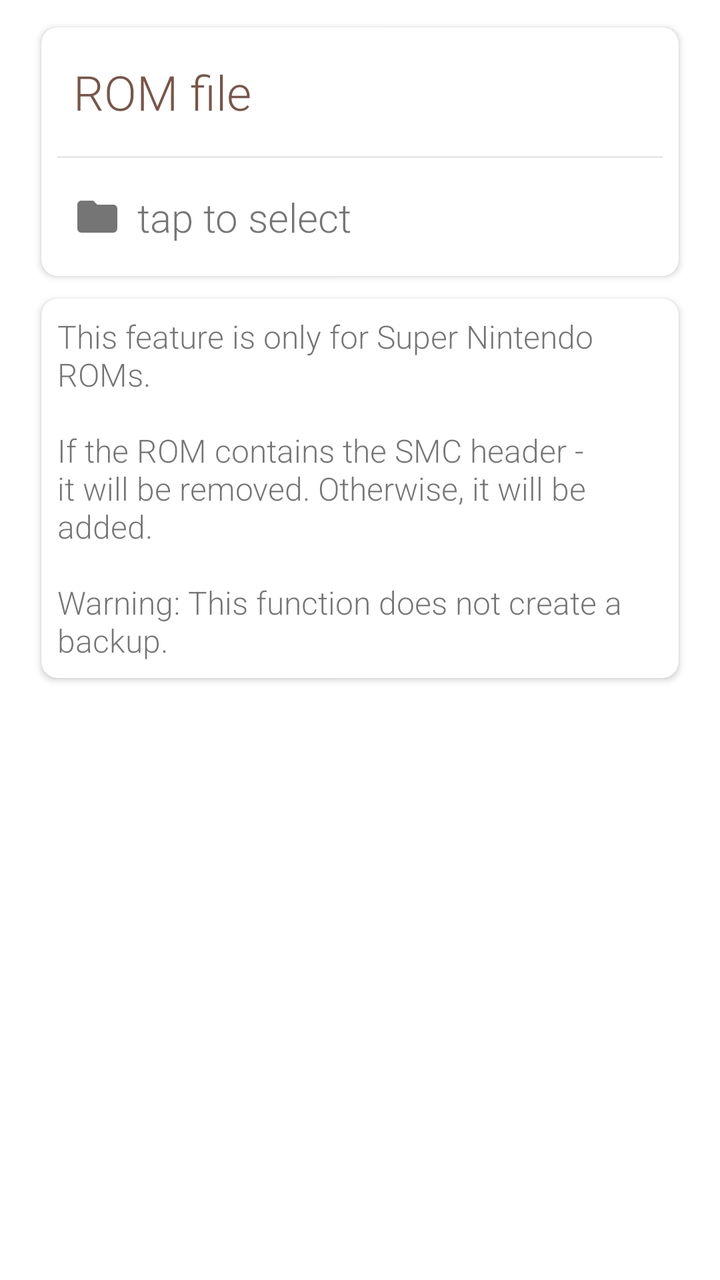
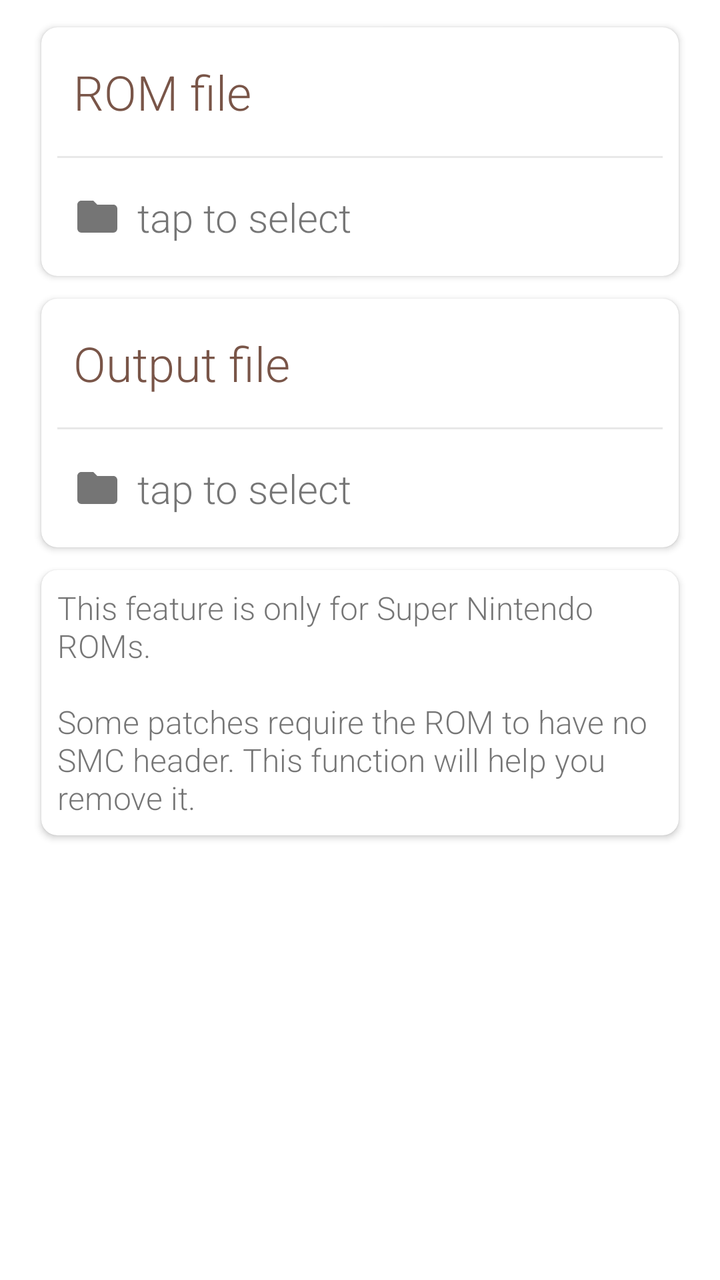

Two renders of the same Android screen: before a commit and after it. Below are the layout's source before the change and the commit's diff.
<!-- AndroidManifest.xml: application theme AppTheme.NoActionBar -->
<!-- res/layout/snes_smc_header_fragment.xml -->
<?xml version="1.0" encoding="utf-8"?>
<ScrollView
    xmlns:android="http://schemas.android.com/apk/res/android"
    xmlns:app="http://schemas.android.com/apk/res-auto"
    android:layout_width="match_parent"
    android:layout_height="match_parent"
    android:layout_alignParentTop="true">

    <LinearLayout
        style="@style/CardsHolder">

        <androidx.cardview.widget.CardView
            android:id="@+id/romCardView"
            style="@style/Card.Clickable">

            <LinearLayout
                android:layout_width="match_parent"
                android:layout_height="match_parent"
                android:orientation="vertical"
                android:padding="@dimen/card_padding">

                <TextView
                    android:id="@+id/romLabel"
                    android:layout_width="wrap_content"
                    android:layout_height="wrap_content"
                    android:fontFamily="sans-serif-light"
                    android:padding="8dp"
                    android:text="@string/main_activity_rom_file"
                    android:textColor="@color/colorCardHeaderText"
                    android:textSize="24sp"/>

                <View
                    android:id="@+id/romLine"
                    android:layout_width="match_parent"
                    android:layout_height="@dimen/card_line_height"
                    android:layout_marginTop="@dimen/card_line_margin"
                    android:layout_marginBottom="@dimen/card_line_margin"
                    android:background="@color/colorCardLine"/>

                <TextView
                    android:id="@+id/romNameTextView"
                    android:layout_width="match_parent"
                    android:layout_height="wrap_content"
                    android:drawableStart="@drawable/folder"
                    android:drawablePadding="8dp"
                    android:fontFamily="sans-serif-light"
                    android:padding="8dp"
                    android:text="@string/main_activity_tap_to_select"
                    android:textSize="20sp"/>
            </LinearLayout>

        </androidx.cardview.widget.CardView>

        <androidx.cardview.widget.CardView
            android:id="@+id/helpCardView"
            style="@style/Card">

            <TextView
                android:id="@+id/headerInfoTextView"
                android:layout_width="match_parent"
                android:layout_height="wrap_content"
                android:fontFamily="sans-serif-light"
                android:padding="@dimen/card_padding"
                android:text="@string/snes_smc_header_help"
                android:textSize="16sp"/>

        </androidx.cardview.widget.CardView>

        <androidx.cardview.widget.CardView
            android:id="@+id/headerCardView"
            style="@style/Card.Clickable"
            android:visibility="gone">

            <LinearLayout
                android:layout_width="match_parent"
                android:layout_height="match_parent"
                android:orientation="vertical"
                android:padding="@dimen/card_padding">

                <TextView
                    android:id="@+id/headerLabel"
                    android:layout_width="wrap_content"
                    android:layout_height="wrap_content"
                    android:fontFamily="sans-serif-light"
                    android:padding="8dp"
                    android:text="@string/main_activity_header_file"
                    android:textColor="@color/colorCardHeaderText"
                    android:textSize="24sp"/>

                <View
                    android:id="@+id/headerLine"
                    android:layout_width="match_parent"
                    android:layout_height="@dimen/card_line_height"
                    android:layout_marginTop="@dimen/card_line_margin"
                    android:layout_marginBottom="@dimen/card_line_margin"
                    android:background="@color/colorCardLine"/>

                <TextView
                    android:id="@+id/headerNameTextView"
                    android:layout_width="match_parent"
                    android:layout_height="wrap_content"
                    android:drawableStart="@drawable/folder"
                    android:drawablePadding="8dp"
                    android:fontFamily="sans-serif-light"
                    android:padding="8dp"
                    android:text="@string/main_activity_tap_to_select"
                    android:textSize="20sp"/>
            </LinearLayout>

        </androidx.cardview.widget.CardView>

    </LinearLayout>
</ScrollView>
<!-- resources referenced by this layout -->
<resources>
  <color name="colorCardHeaderText">#795548</color>
  <color name="colorCardLine">#e8e8e8</color>
  <dimen name="card_line_height">1dp</dimen>
  <dimen name="card_line_margin">8dp</dimen>
  <dimen name="card_padding">8dp</dimen>
  <!-- drawable folder (drawable) -->
  <vector xmlns:android="http://schemas.android.com/apk/res/android"
      android:height="24dp"
      android:width="24dp"
      android:viewportWidth="24"
      android:viewportHeight="24">
      <path android:fillColor="#757575" android:pathData="M10,4H4C2.89,4 2,4.89 2,6V18A2,2 0 0,0 4,20H20A2,2 0 0,0 22,18V8C22,6.89 21.1,6 20,6H12L10,4Z" />
  </vector>
  <string name="main_activity_header_file">Header file</string>
  <string name="main_activity_rom_file">ROM file</string>
  <string name="main_activity_tap_to_select">tap to select</string>
  <string name="snes_smc_header_help">This feature is only for Super Nintendo ROMs.\n\nIf the ROM contains the SMC header - it will be removed. Otherwise, it will be added.\n\nWarning: This function does not create a backup.</string>
  <style name="Card">
          <item name="android:layout_gravity">center</item>
          <item name="android:layout_width">match_parent</item>
          <item name="android:layout_height">wrap_content</item>
          <item name="cardBackgroundColor">@color/colorCardBackground</item>
          <item name="cardElevation">@dimen/card_elevation</item>
          <item name="cardCornerRadius">@dimen/card_corner_radius</item>
          <item name="cardUseCompatPadding">true</item>
      </style>
  <style name="Card.Clickable" parent="Card">
          <item name="android:focusable">true</item>
          <item name="android:clickable">true</item>
          <item name="android:foreground">?attr/selectableItemBackground</item>
      </style>
  <style name="CardsHolder">
          <item name="android:orientation">vertical</item>
          <item name="android:layout_width">match_parent</item>
          <item name="android:layout_height">wrap_content</item>
          <item name="android:layout_marginTop">@dimen/content_top_margin</item>
          <item name="android:layout_marginLeft">@dimen/content_left_margin</item>
          <item name="android:layout_marginRight">@dimen/content_right_margin</item>
      </style>
  <style name="AppTheme.NoActionBar">
          <item name="windowActionBar">false</item>
          <item name="windowNoTitle">true</item>
      </style>
  <color name="colorCardBackground">@android:color/white</color>
  <dimen name="card_elevation">2dp</dimen>
  <dimen name="card_corner_radius">8dp</dimen>
  <dimen name="content_top_margin">8dp</dimen>
  <dimen name="content_left_margin">16dp</dimen>
  <dimen name="content_right_margin">16dp</dimen>
</resources>

<!-- the commit's change to res/layout/snes_smc_header_fragment.xml (unified diff, before → after) -->
@@ -1,7 +1,6 @@
 <?xml version="1.0" encoding="utf-8"?>
 <ScrollView
     xmlns:android="http://schemas.android.com/apk/res/android"
-    xmlns:app="http://schemas.android.com/apk/res-auto"
     android:layout_width="match_parent"
     android:layout_height="match_parent"
     android:layout_alignParentTop="true">
@@ -52,6 +51,48 @@
         </androidx.cardview.widget.CardView>
 
         <androidx.cardview.widget.CardView
+            android:id="@+id/outputCardView"
+            style="@style/Card.Clickable">
+
+            <LinearLayout
+                android:layout_width="match_parent"
+                android:layout_height="match_parent"
+                android:orientation="vertical"
+                android:padding="@dimen/card_padding">
+
+                <TextView
+                    android:id="@+id/outputLabel"
+                    android:layout_width="wrap_content"
+                    android:layout_height="wrap_content"
+                    android:fontFamily="sans-serif-light"
+                    android:padding="8dp"
+                    android:text="@string/main_activity_output_file"
+                    android:textColor="@color/colorCardHeaderText"
+                    android:textSize="24sp"/>
+
+                <View
+                    android:id="@+id/outputLine"
+                    android:layout_width="match_parent"
+                    android:layout_height="@dimen/card_line_height"
+                    android:layout_marginTop="@dimen/card_line_margin"
+                    android:layout_marginBottom="@dimen/card_line_margin"
+                    android:background="@color/colorCardLine"/>
+
+                <TextView
+                    android:id="@+id/outputNameTextView"
+                    android:layout_width="match_parent"
+                    android:layout_height="wrap_content"
+                    android:drawableStart="@drawable/folder"
+                    android:drawablePadding="8dp"
+                    android:fontFamily="sans-serif-light"
+                    android:padding="8dp"
+                    android:text="@string/main_activity_tap_to_select"
+                    android:textSize="20sp"/>
+            </LinearLayout>
+
+        </androidx.cardview.widget.CardView>
+
+        <androidx.cardview.widget.CardView
             android:id="@+id/helpCardView"
             style="@style/Card">
 
@@ -66,48 +107,5 @@
 
         </androidx.cardview.widget.CardView>
 
-        <androidx.cardview.widget.CardView
-            android:id="@+id/headerCardView"
-            style="@style/Card.Clickable"
-            android:visibility="gone">
-
-            <LinearLayout
-                android:layout_width="match_parent"
-                android:layout_height="match_parent"
-                android:orientation="vertical"
-                android:padding="@dimen/card_padding">
-
-                <TextView
-                    android:id="@+id/headerLabel"
-                    android:layout_width="wrap_content"
-                    android:layout_height="wrap_content"
-                    android:fontFamily="sans-serif-light"
-                    android:padding="8dp"
-                    android:text="@string/main_activity_header_file"
-                    android:textColor="@color/colorCardHeaderText"
-                    android:textSize="24sp"/>
-
-                <View
-                    android:id="@+id/headerLine"
-                    android:layout_width="match_parent"
-                    android:layout_height="@dimen/card_line_height"
-                    android:layout_marginTop="@dimen/card_line_margin"
-                    android:layout_marginBottom="@dimen/card_line_margin"
-                    android:background="@color/colorCardLine"/>
-
-                <TextView
-                    android:id="@+id/headerNameTextView"
-                    android:layout_width="match_parent"
-                    android:layout_height="wrap_content"
-                    android:drawableStart="@drawable/folder"
-                    android:drawablePadding="8dp"
-                    android:fontFamily="sans-serif-light"
-                    android:padding="8dp"
-                    android:text="@string/main_activity_tap_to_select"
-                    android:textSize="20sp"/>
-            </LinearLayout>
-
-        </androidx.cardview.widget.CardView>
-
     </LinearLayout>
 </ScrollView>
<!-- resource entries referenced after the edit -->
@@ -13,10 +13,10 @@
       android:viewportHeight="24">
       <path android:fillColor="#757575" android:pathData="M10,4H4C2.89,4 2,4.89 2,6V18A2,2 0 0,0 4,20H20A2,2 0 0,0 22,18V8C22,6.89 21.1,6 20,6H12L10,4Z" />
   </vector>
-  <string name="main_activity_header_file">Header file</string>
+  <string name="main_activity_output_file">Output file</string>
   <string name="main_activity_rom_file">ROM file</string>
   <string name="main_activity_tap_to_select">tap to select</string>
-  <string name="snes_smc_header_help">This feature is only for Super Nintendo ROMs.\n\nIf the ROM contains the SMC header - it will be removed. Otherwise, it will be added.\n\nWarning: This function does not create a backup.</string>
+  <string name="snes_smc_header_help">This feature is only for Super Nintendo ROMs.\n\nSome patches require the ROM to have no SMC header. This function will help you remove it.</string>
   <style name="Card">
           <item name="android:layout_gravity">center</item>
           <item name="android:layout_width">match_parent</item>
